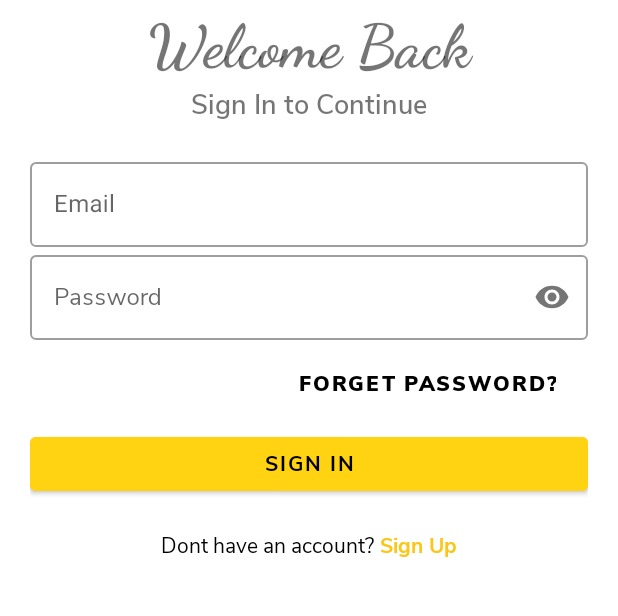
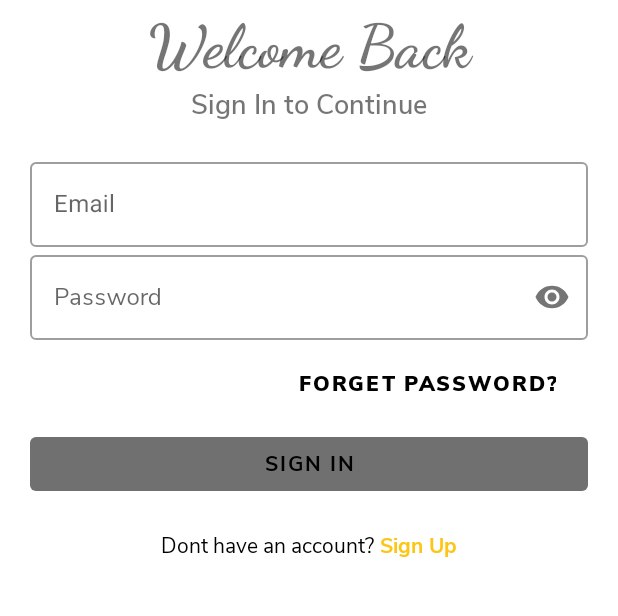
Before and after one commit to mkamilmistar/gold-pocket-kotlin, an Android app: the LoginActivity screen opened directly, with no data from a screen before it, on a phone screen of 412 x 824 dp, the part 357-973 px from its top. Run offline under Robolectric (Android 15) with nearby library versions, the phone set to English and light mode, and no system bars.

Commit message:
validation button disable/enabled in login activity

```diff
--- a/app/src/main/java/com/mkamilmistar/gold_market/activities/LoginActivity.kt
+++ b/app/src/main/java/com/mkamilmistar/gold_market/activities/LoginActivity.kt
@@ -6,15 +6,55 @@ import android.os.Bundle
 import android.widget.Button
 import android.widget.EditText
 import android.widget.TextView
+import androidx.core.widget.doOnTextChanged
+import androidx.lifecycle.MediatorLiveData
+import androidx.lifecycle.MutableLiveData
 import com.google.android.material.textfield.TextInputLayout
 import com.mkamilmistar.gold_market.R
 
 class LoginActivity : AppCompatActivity() {
+
+  private val emailData = MutableLiveData<String>()
+  private val passwordData = MutableLiveData<String>()
+  private val isValidData = MediatorLiveData<Boolean>().apply {
+    this.value = false
+
+    addSource(emailData) { email ->
+      val password = passwordData.value
+      this.value = validateForm(email, password)
+    }
+
+    addSource(passwordData) { password ->
+      val email = emailData.value
+      this.value = validateForm(email, password)
+    }
+  }
+
+  private fun validateForm(email: String?, password: String?): Boolean {
+    val isValidEmail = email != null && email.isNotBlank() && email.contains("@")
+    val isValidPassword = password != null && password.isNotBlank() && password.length >= 6
+    return isValidEmail && isValidPassword
+  }
+
   override fun onCreate(savedInstanceState: Bundle?) {
     super.onCreate(savedInstanceState)
     setContentView(R.layout.activity_login)
 
+    val emailField = findViewById<TextInputLayout>(R.id.email_login)
+    val pwdField = findViewById<TextInputLayout>(R.id.password_login)
+    val btnSignIn: Button = findViewById(R.id.btn_sign_in)
 
+    emailField.editText?.doOnTextChanged { text, _, _, _ ->
+      emailData.value = text?.toString()
+    }
+
+    pwdField.editText?.doOnTextChanged { text, _, _, _ ->
+      passwordData.value = text?.toString()
+    }
+
+    isValidData.observe(this) { isValid ->
+        btnSignIn.isEnabled = isValid
+    }
 
     val signUpActivity: TextView = findViewById(R.id.text_sign_up)
     signUpActivity.setOnClickListener {
@@ -24,9 +64,6 @@ class LoginActivity : AppCompatActivity() {
       }
     }
 
-    val btnSignIn: Button = findViewById(R.id.btn_sign_in)
-    val emailField: TextInputLayout = findViewById(R.id.email_login)
-    val pwdField: TextInputLayout = findViewById(R.id.password_login)
     btnSignIn.setOnClickListener {
       Intent(this, MainActivity::class.java).apply {
         startActivity(this)
--- /dev/null
+++ b/app/src/main/res/color/color_states_materialbutton.xml
@@ -0,0 +1,6 @@
+<?xml version="1.0" encoding="utf-8"?>
+<selector xmlns:android="http://schemas.android.com/apk/res/android">
+  <item android:state_enabled="false"
+    android:color="@color/main_gray" />
+  <item android:color="@color/yellow_dark" />
+</selector>
--- a/app/src/main/res/layout/activity_login.xml
+++ b/app/src/main/res/layout/activity_login.xml
@@ -91,10 +91,11 @@
 
     <Button
       android:id="@+id/btn_sign_in"
+      style="@style/MaterialButtonStyle"
       android:layout_width="match_parent"
       android:layout_height="wrap_content"
       android:text="@string/text_sign_in"
-      android:backgroundTint="@color/yellow_dark"
+      android:enabled="true"
       android:textColor="@color/black"
       android:fontFamily="@font/nunitosans_bold"/>
 
--- a/app/src/main/res/values/styles.xml
+++ b/app/src/main/res/values/styles.xml
@@ -3,4 +3,7 @@
   <style name="Widget.Theme.Goldmarket.MyView" parent="">
     <item name="android:background">@color/gray_400</item>
   </style>
+  <style name="MaterialButtonStyle" parent="Widget.MaterialComponents.Button.UnelevatedButton">
+    <item name="backgroundTint">@color/color_states_materialbutton</item>
+  </style>
 </resources>
```
